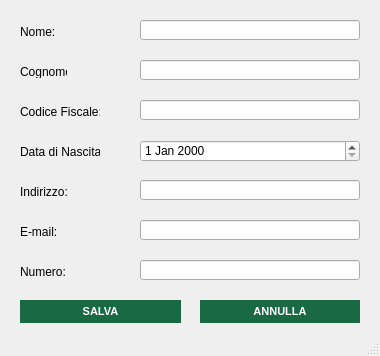
This is src/main/gui/modifica_cliente.ui in OT-Rax/AnconAmbiente as Qt 5 draws it before an edit. The edited form follows.
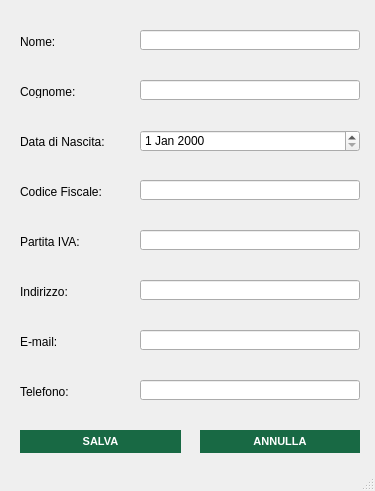
This is the edited form. Icons and pictures are not drawn.

Diff of the .ui file:
```diff
--- a/src/main/gui/modifica_cliente.ui
+++ b/src/main/gui/modifica_cliente.ui
@@ -6,8 +6,8 @@
    <rect>
     <x>0</x>
     <y>0</y>
-    <width>380</width>
-    <height>356</height>
+    <width>375</width>
+    <height>491</height>
    </rect>
   </property>
   <property name="windowTitle">
@@ -22,7 +22,7 @@
     <property name="geometry">
      <rect>
       <x>140</x>
-      <y>180</y>
+      <y>280</y>
       <width>220</width>
       <height>20</height>
      </rect>
@@ -32,8 +32,8 @@
     <property name="geometry">
      <rect>
       <x>20</x>
-      <y>25</y>
-      <width>47</width>
+      <y>35</y>
+      <width>100</width>
       <height>13</height>
      </rect>
     </property>
@@ -45,7 +45,7 @@
     <property name="geometry">
      <rect>
       <x>20</x>
-      <y>300</y>
+      <y>430</y>
       <width>161</width>
       <height>23</height>
      </rect>
@@ -75,20 +75,20 @@
     <property name="geometry">
      <rect>
       <x>20</x>
-      <y>265</y>
+      <y>385</y>
       <width>100</width>
       <height>13</height>
      </rect>
     </property>
     <property name="text">
-     <string>Numero:</string>
+     <string>Telefono:</string>
     </property>
    </widget>
    <widget class="QLineEdit" name="cognome_field">
     <property name="geometry">
      <rect>
       <x>140</x>
-      <y>60</y>
+      <y>80</y>
       <width>220</width>
       <height>20</height>
      </rect>
@@ -98,8 +98,8 @@
     <property name="geometry">
      <rect>
       <x>20</x>
-      <y>145</y>
-      <width>80</width>
+      <y>135</y>
+      <width>100</width>
       <height>13</height>
      </rect>
     </property>
@@ -111,7 +111,7 @@
     <property name="geometry">
      <rect>
       <x>140</x>
-      <y>100</y>
+      <y>180</y>
       <width>220</width>
       <height>20</height>
      </rect>
@@ -121,7 +121,7 @@
     <property name="geometry">
      <rect>
       <x>20</x>
-      <y>225</y>
+      <y>335</y>
       <width>100</width>
       <height>13</height>
      </rect>
@@ -134,7 +134,7 @@
     <property name="geometry">
      <rect>
       <x>140</x>
-      <y>20</y>
+      <y>30</y>
       <width>220</width>
       <height>20</height>
      </rect>
@@ -144,8 +144,8 @@
     <property name="geometry">
      <rect>
       <x>20</x>
-      <y>65</y>
-      <width>47</width>
+      <y>85</y>
+      <width>100</width>
       <height>13</height>
      </rect>
     </property>
@@ -157,8 +157,8 @@
     <property name="geometry">
      <rect>
       <x>20</x>
-      <y>105</y>
-      <width>80</width>
+      <y>185</y>
+      <width>100</width>
       <height>13</height>
      </rect>
     </property>
@@ -170,8 +170,8 @@
     <property name="geometry">
      <rect>
       <x>20</x>
-      <y>185</y>
-      <width>80</width>
+      <y>285</y>
+      <width>100</width>
       <height>13</height>
      </rect>
     </property>
@@ -183,7 +183,7 @@
     <property name="geometry">
      <rect>
       <x>140</x>
-      <y>220</y>
+      <y>330</y>
       <width>220</width>
       <height>20</height>
      </rect>
@@ -193,7 +193,7 @@
     <property name="geometry">
      <rect>
       <x>140</x>
-      <y>260</y>
+      <y>380</y>
       <width>220</width>
       <height>20</height>
      </rect>
@@ -203,7 +203,7 @@
     <property name="geometry">
      <rect>
       <x>200</x>
-      <y>300</y>
+      <y>430</y>
       <width>160</width>
       <height>23</height>
      </rect>
@@ -233,12 +233,347 @@
     <property name="geometry">
      <rect>
       <x>140</x>
-      <y>140</y>
+      <y>130</y>
       <width>220</width>
       <height>22</height>
      </rect>
     </property>
    </widget>
+   <widget class="QLineEdit" name="partitaiva_field">
+    <property name="geometry">
+     <rect>
+      <x>140</x>
+      <y>230</y>
+      <width>220</width>
+      <height>20</height>
+     </rect>
+    </property>
+   </widget>
+   <widget class="QLabel" name="label_8">
+    <property name="geometry">
+     <rect>
+      <x>20</x>
+      <y>235</y>
+      <width>100</width>
+      <height>13</height>
+     </rect>
+    </property>
+    <property name="text">
+     <string>Partita IVA:</string>
+    </property>
+   </widget>
+   <widget class="QLabel" name="nome_error">
+    <property name="geometry">
+     <rect>
+      <x>140</x>
+      <y>10</y>
+      <width>235</width>
+      <height>17</height>
+     </rect>
+    </property>
+    <property name="palette">
+     <palette>
+      <active>
+       <colorrole role="WindowText">
+        <brush brushstyle="SolidPattern">
+         <color alpha="255">
+          <red>255</red>
+          <green>0</green>
+          <blue>0</blue>
+         </color>
+        </brush>
+       </colorrole>
+       <colorrole role="Text">
+        <brush brushstyle="SolidPattern">
+         <color alpha="255">
+          <red>255</red>
+          <green>0</green>
+          <blue>0</blue>
+         </color>
+        </brush>
+       </colorrole>
+       <colorrole role="PlaceholderText">
+        <brush brushstyle="SolidPattern">
+         <color alpha="128">
+          <red>255</red>
+          <green>0</green>
+          <blue>0</blue>
+         </color>
+        </brush>
+       </colorrole>
+      </active>
+      <inactive>
+       <colorrole role="WindowText">
+        <brush brushstyle="SolidPattern">
+         <color alpha="255">
+          <red>255</red>
+          <green>0</green>
+          <blue>0</blue>
+         </color>
+        </brush>
+       </colorrole>
+       <colorrole role="Text">
+        <brush brushstyle="SolidPattern">
+         <color alpha="255">
+          <red>255</red>
+          <green>0</green>
+          <blue>0</blue>
+         </color>
+        </brush>
+       </colorrole>
+       <colorrole role="PlaceholderText">
+        <brush brushstyle="SolidPattern">
+         <color alpha="128">
+          <red>255</red>
+          <green>0</green>
+          <blue>0</blue>
+         </color>
+        </brush>
+       </colorrole>
+      </inactive>
+      <disabled>
+       <colorrole role="WindowText">
+        <brush brushstyle="SolidPattern">
+         <color alpha="255">
+          <red>190</red>
+          <green>190</green>
+          <blue>190</blue>
+         </color>
+        </brush>
+       </colorrole>
+       <colorrole role="Text">
+        <brush brushstyle="SolidPattern">
+         <color alpha="255">
+          <red>190</red>
+          <green>190</green>
+          <blue>190</blue>
+         </color>
+        </brush>
+       </colorrole>
+       <colorrole role="PlaceholderText">
+        <brush brushstyle="SolidPattern">
+         <color alpha="128">
+          <red>0</red>
+          <green>0</green>
+          <blue>0</blue>
+         </color>
+        </brush>
+       </colorrole>
+      </disabled>
+     </palette>
+    </property>
+    <property name="text">
+     <string/>
+    </property>
+   </widget>
+   <widget class="QLabel" name="cognome_error">
+    <property name="geometry">
+     <rect>
+      <x>140</x>
+      <y>60</y>
+      <width>235</width>
+      <height>17</height>
+     </rect>
+    </property>
+    <property name="palette">
+     <palette>
+      <active>
+       <colorrole role="WindowText">
+        <brush brushstyle="SolidPattern">
+         <color alpha="255">
+          <red>255</red>
+          <green>0</green>
+          <blue>0</blue>
+         </color>
+        </brush>
+       </colorrole>
+       <colorrole role="Text">
+        <brush brushstyle="SolidPattern">
+         <color alpha="255">
+          <red>255</red>
+          <green>0</green>
+          <blue>0</blue>
+         </color>
+        </brush>
+       </colorrole>
+       <colorrole role="PlaceholderText">
+        <brush brushstyle="SolidPattern">
+         <color alpha="128">
+          <red>255</red>
+          <green>0</green>
+          <blue>0</blue>
+         </color>
+        </brush>
+       </colorrole>
+      </active>
+      <inactive>
+       <colorrole role="WindowText">
+        <brush brushstyle="SolidPattern">
+         <color alpha="255">
+          <red>255</red>
+          <green>0</green>
+          <blue>0</blue>
+         </color>
+        </brush>
+       </colorrole>
+       <colorrole role="Text">
+        <brush brushstyle="SolidPattern">
+         <color alpha="255">
+          <red>255</red>
+          <green>0</green>
+          <blue>0</blue>
+         </color>
+        </brush>
+       </colorrole>
+       <colorrole role="PlaceholderText">
+        <brush brushstyle="SolidPattern">
+         <color alpha="128">
+          <red>255</red>
+          <green>0</green>
+          <blue>0</blue>
+         </color>
+        </brush>
+       </colorrole>
+      </inactive>
+      <disabled>
+       <colorrole role="WindowText">
+        <brush brushstyle="SolidPattern">
+         <color alpha="255">
+          <red>190</red>
+          <green>190</green>
+          <blue>190</blue>
+         </color>
+        </brush>
+       </colorrole>
+       <colorrole role="Text">
+        <brush brushstyle="SolidPattern">
+         <color alpha="255">
+          <red>190</red>
+          <green>190</green>
+          <blue>190</blue>
+         </color>
+        </brush>
+       </colorrole>
+       <colorrole role="PlaceholderText">
+        <brush brushstyle="SolidPattern">
+         <color alpha="128">
+          <red>0</red>
+          <green>0</green>
+          <blue>0</blue>
+         </color>
+        </brush>
+       </colorrole>
+      </disabled>
+     </palette>
+    </property>
+    <property name="text">
+     <string/>
+    </property>
+   </widget>
+   <widget class="QLabel" name="cf_error">
+    <property name="geometry">
+     <rect>
+      <x>140</x>
+      <y>160</y>
+      <width>235</width>
+      <height>17</height>
+     </rect>
+    </property>
+    <property name="palette">
+     <palette>
+      <active>
+       <colorrole role="WindowText">
+        <brush brushstyle="SolidPattern">
+         <color alpha="255">
+          <red>255</red>
+          <green>0</green>
+          <blue>0</blue>
+         </color>
+        </brush>
+       </colorrole>
+       <colorrole role="Text">
+        <brush brushstyle="SolidPattern">
+         <color alpha="255">
+          <red>255</red>
+          <green>0</green>
+          <blue>0</blue>
+         </color>
+        </brush>
+       </colorrole>
+       <colorrole role="PlaceholderText">
+        <brush brushstyle="SolidPattern">
+         <color alpha="128">
+          <red>255</red>
+          <green>0</green>
+          <blue>0</blue>
+         </color>
+        </brush>
+       </colorrole>
+      </active>
+      <inactive>
+       <colorrole role="WindowText">
+        <brush brushstyle="SolidPattern">
+         <color alpha="255">
+          <red>255</red>
+          <green>0</green>
+          <blue>0</blue>
+         </color>
+        </brush>
+       </colorrole>
+       <colorrole role="Text">
+        <brush brushstyle="SolidPattern">
+         <color alpha="255">
+          <red>255</red>
+          <green>0</green>
+          <blue>0</blue>
+         </color>
+        </brush>
+       </colorrole>
+       <colorrole role="PlaceholderText">
+        <brush brushstyle="SolidPattern">
+         <color alpha="128">
+          <red>255</red>
+          <green>0</green>
+          <blue>0</blue>
+         </color>
+        </brush>
+       </colorrole>
+      </inactive>
+      <disabled>
+       <colorrole role="WindowText">
+        <brush brushstyle="SolidPattern">
+         <color alpha="255">
+          <red>190</red>
+          <green>190</green>
+          <blue>190</blue>
+         </color>
+        </brush>
+       </colorrole>
+       <colorrole role="Text">
+        <brush brushstyle="SolidPattern">
+         <color alpha="255">
+          <red>190</red>
+          <green>190</green>
+          <blue>190</blue>
+         </color>
+        </brush>
+       </colorrole>
+       <colorrole role="PlaceholderText">
+        <brush brushstyle="SolidPattern">
+         <color alpha="128">
+          <red>0</red>
+          <green>0</green>
+          <blue>0</blue>
+         </color>
+        </brush>
+       </colorrole>
+      </disabled>
+     </palette>
+    </property>
+    <property name="text">
+     <string/>
+    </property>
+   </widget>
   </widget>
   <widget class="QStatusBar" name="statusbar"/>
  </widget>
```
Left out of the diff: 2 changed lines with no effect on the pictures.
